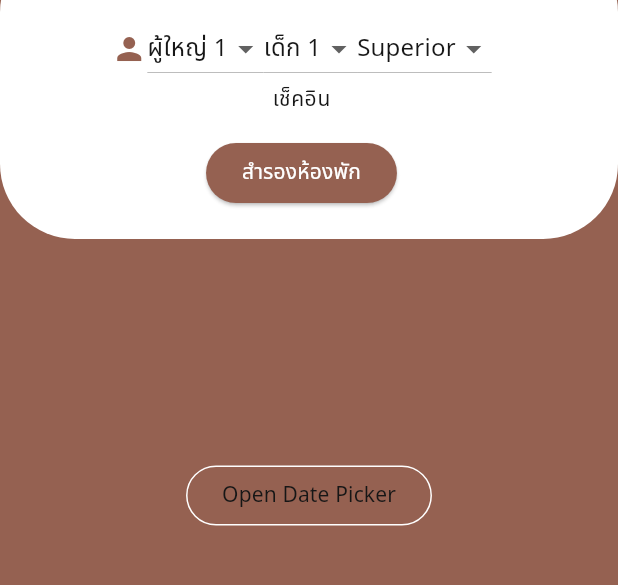
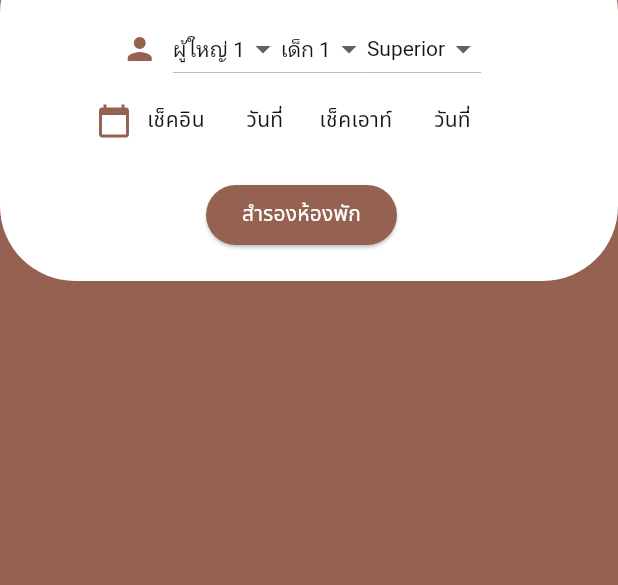
Before and after one commit to tutavstuta/Immhotel-app-main, a Flutter app: the BookingPage screen opened directly, on a phone screen of 412 x 824 dp, the part 484-1069 px from its top. Run offline on Flutter 3.47's test engine with Material 3 defaults, Android fonts, the phone set to English and light mode, and no system bars; our stand-ins replace carousel_slider, flutter_secure_storage; missing offline and left inert: dart:ffi; accounts and stored records are empty.

Commit message:
new file:   .vscode/launch.json 	modified:   lib/constants/server.dart 	modified:   lib/main.dart 	modified:   lib/screen/booking.dart 	modified:   lib/screen/home.dart 	modified:   lib/screen/landing.dart 	modified:   lib/screen/login.dart 	modified:   lib/screen/room.dart 	modified:   lib/screen/roomdetail.dart 	modified:   lib/widgets/datepicker.dart

```diff
--- a/lib/constants/server.dart
+++ b/lib/constants/server.dart
@@ -1,4 +1,4 @@
 class ServerConstant {
-  static String server = 'http://192.168.85.39:3000/imm_hotel';
-  static String imagehost = 'http://192.168.85.39:3000';
+  static String server = 'http://192.168.1.7:3000/imm_hotel';
+  static String imagehost = 'http://192.168.1.7:3000';
 }
--- a/lib/main.dart
+++ b/lib/main.dart
@@ -16,7 +16,7 @@ class MyApp extends StatelessWidget {
         debugShowCheckedModeBanner: false,
         theme: ThemeData(
           fontFamily: 'NotoSansThai', colorScheme: AppTheme.lightColorScheme),
-        initialRoute: '/home',
+        initialRoute: '/login',
         routes: <String, WidgetBuilder>{
           '/home': (BuildContext context) => const Home(),
           '/login': (BuildContext context) => const Login(),
--- a/lib/screen/booking.dart
+++ b/lib/screen/booking.dart
@@ -1,3 +1,5 @@
+import 'dart:ui';
+
 import 'package:flutter/cupertino.dart';
 import 'package:flutter/material.dart';
 import 'package:flutter/widgets.dart';
@@ -66,8 +68,11 @@ class _BookingPageState extends State<BookingPage> {
                               .primaryBackgroundColor, // Set the color
                           size: 24.0, // Set the size
                         ),
+                        const SizedBox(width: 10,),
                         DropdownButton<String>(
                           value: selectedValue1,
+                          style: const TextStyle(color: MaterialColors.secondary),
+                          dropdownColor:MaterialColors.onSurface,
                           onChanged: (newValue) {
                             setState(() {
                               selectedValue1 = newValue!;
@@ -85,6 +90,8 @@ class _BookingPageState extends State<BookingPage> {
                         ),
                         DropdownButton<String>(
                           value: selectedValue2,
+                          style: const TextStyle(color: MaterialColors.secondary),
+                          dropdownColor:MaterialColors.onSurface,
                           onChanged: (newValue) {
                             setState(() {
                               selectedValue2 = newValue!;
@@ -94,6 +101,7 @@ class _BookingPageState extends State<BookingPage> {
                               .map((String value) {
                             return DropdownMenuItem<String>(
                               value: value,
+
                               child: Text(value,
                                   style: const TextStyle(
                                       color: MaterialColors.secondary)),
@@ -101,7 +109,11 @@ class _BookingPageState extends State<BookingPage> {
                           }).toList(),
                         ),
                         DropdownButton<String>(
+                          hint:const Text("ห้อง",style:
+                                TextStyle(color: MaterialColors.secondary)),
                           value: selectedValue3,
+                          style: const TextStyle(color: MaterialColors.secondary),
+                          dropdownColor:MaterialColors.onSurface,
                           onChanged: (newValue) {
                             setState(() {
                               selectedValue3 = newValue!;
@@ -111,16 +123,37 @@ class _BookingPageState extends State<BookingPage> {
                               .map((String value) {
                             return DropdownMenuItem<String>(
                               value: value,
-                              child: Text(value,
-                                  style: const TextStyle(
-                                      color: MaterialColors.secondary)),
+                              child: Text(value),
+
                             );
                           }).toList(),
                         ),
                       ],
                     ),
-                    const Text("เช็คอิน",
-                        style: TextStyle(color: MaterialColors.secondary)),
+                    const Row(
+                      mainAxisAlignment: MainAxisAlignment.center,
+                      crossAxisAlignment : CrossAxisAlignment.center,
+                      children: [
+                        Icon(Icons.calendar_today,color:MaterialColors
+                              .primaryBackgroundColor ,
+                              size: 24.0
+                              ),
+                        SizedBox(width: 10,),
+                        Text("เช็คอิน",
+                        textAlign:TextAlign.end,
+                            style:
+                                TextStyle(color: MaterialColors.secondary)),
+                        DatePicker(
+                          restorationId: 'main',
+                        ),
+                         Text("เช็คเอาท์",textAlign:TextAlign.end,
+                            style:
+                                TextStyle(color: MaterialColors.secondary)),
+                        DatePicker(
+                          restorationId: 'main',
+                        ),
+                      ],
+                    ),
                     const SizedBox(
                       height: 15,
                     ),
@@ -139,14 +172,6 @@ class _BookingPageState extends State<BookingPage> {
                     ),
                   ],
                 )),
-            Expanded(
-              child: Container(
-                color: Colors.blue,
-                child: const DatePicker(
-                  restorationId: 'main',
-                ),
-              ),
-            ),
           ],
         ));
   }
--- a/lib/screen/room.dart
+++ b/lib/screen/room.dart
@@ -7,7 +7,6 @@ import 'package:http/http.dart' as http;
 import 'package:flutter/material.dart';
 import "package:imm_hotel_app/constants/theme.dart";
 import "package:imm_hotel_app/constants/server.dart";
-import "package:imm_hotel_app/screen/components/home/destination.dart";
 import "package:imm_hotel_app/screen/roomdetail.dart";
 
 Future<List<dynamic>> getRoom() async {
@@ -56,9 +55,9 @@ class RoomListResponse {
 }
 
 class RoomPage extends StatefulWidget {
-  const RoomPage({super.key, required this.destination});
+  const RoomPage({super.key});
 
-  final Destination destination;
+
 
   @override
   State<RoomPage> createState() => _RoomPageState();
--- a/lib/widgets/datepicker.dart
+++ b/lib/widgets/datepicker.dart
@@ -1,4 +1,8 @@
+import 'package:flutter/cupertino.dart';
 import 'package:flutter/material.dart';
+import 'package:flutter/painting.dart';
+import 'package:flutter/rendering.dart';
+import 'package:flutter/widgets.dart';
 import "package:imm_hotel_app/constants/theme.dart";
 
 class DatePicker extends StatefulWidget {
@@ -11,8 +15,7 @@ class DatePicker extends StatefulWidget {
 }
 
 /// RestorationProperty objects can be used because of RestorationMixin.
-class _DatePickerExampleState extends State<DatePicker>
-    with RestorationMixin {
+class _DatePickerExampleState extends State<DatePicker> with RestorationMixin {
   // In this example, the restoration ID for the mixin is passed in through
   // the [StatefulWidget]'s constructor.
   @override
@@ -71,14 +74,15 @@ class _DatePickerExampleState extends State<DatePicker>
 
   @override
   Widget build(BuildContext context) {
-    return Scaffold(
-      body: Center(
-        child: OutlinedButton(
-          onPressed: () {
-            _restorableDatePickerRouteFuture.present();
-          },
-          child: const Text('Open Date Picker',style: TextStyle(color: MaterialColors.secondary)),
-        ),
+    return OutlinedButton(
+      onPressed: () {
+        _restorableDatePickerRouteFuture.present();
+      },
+      child: const Row(
+        children: [
+          Text(' วันที่',
+              style: TextStyle(color: MaterialColors.secondary)),
+        ],
       ),
     );
   }
```
Also changed, not shown: lib/screen/home.dart (+104 -153 lines), lib/screen/landing.dart (+3 -18 lines), lib/screen/login.dart (+6 -8 lines), lib/screen/roomdetail.dart (+16 -3 lines).
